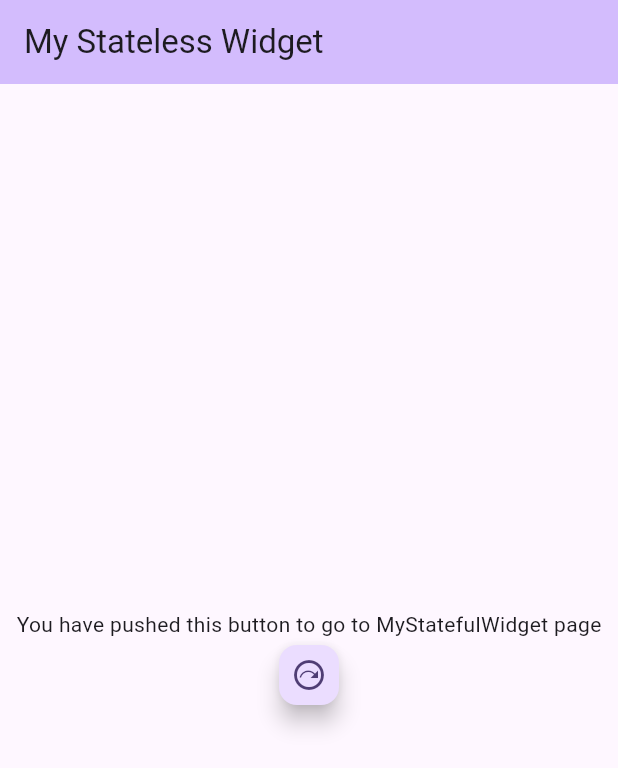
After one commit to Hizrawan/dicodingFlutterSecondCourse, a Flutter app: the screen it shows after launch, after a tap on "Replace page to other page", on a phone screen of 412 x 824 dp. The commit adds this screen. Shown: the top 768 px of the screen. Run offline on Flutter 3.47's test engine with Material 3 defaults, Android fonts, the phone set to English and light mode, and no system bars.

Commit message:
learn about app and widget lifecycle

```diff
--- a/lib/main.dart
+++ b/lib/main.dart
@@ -1,12 +1,18 @@
 import 'package:flutter/material.dart';
 import 'package:restaurant_app/screen/home/home.dart';
+import 'package:restaurant_app/stateful_widget.dart';
 
 void main() {
   runApp(const MyApp());
 }
 
-class MyApp extends StatelessWidget {
+class MyApp extends StatefulWidget {
   const MyApp({super.key});
+
+  State<MyApp> createState() => _myAppState();
+}
+
+class _myAppState extends State<MyApp> {
 
   @override
   Widget build(BuildContext context) {
@@ -16,7 +22,28 @@ class MyApp extends StatelessWidget {
         colorScheme: ColorScheme.fromSeed(seedColor: Colors.deepPurple),
         useMaterial3: true,
       ),
-      home: HomeScreen(),
+      home:
+      //HomeScreen(), //restaurant app
+      const MyStatefulWidget() // untuk latihan lifecycle
     );
   }
+
+ late final AppLifecycleListener _listener;
+
+ @override
+ void initstate(){
+  super.initState();
+  _listener = AppLifecycleListener(
+    onDetach: () => debugPrint("AppLifecycleState.detached"),
+    onInactive: () => debugPrint("AppLifecycleState.inactive"),
+    onPause: () => debugPrint("AppLifecycleState.paused"),
+    onResume: () => debugPrint("AppLifecycleState.resumed"),
+    onRestart: () => debugPrint("AppLifecycleState.restarted")
+    );
+ }
+ @override
+ void dispose(){
+  _listener.dispose();
+  super.dispose();
+ }
 }
--- /dev/null
+++ b/lib/stateful_widget.dart
@@ -0,0 +1,93 @@
+
+// file ini untuk latihan lifecycle
+import 'package:flutter/material.dart';
+import 'package:restaurant_app/stateless_widget.dart';
+
+class MyStatefulWidget extends StatefulWidget {
+  const MyStatefulWidget({
+    super.key,
+  });
+
+  @override
+  State<MyStatefulWidget> createState() => _MyStatefulWidgetState();
+}
+
+class _MyStatefulWidgetState extends State<MyStatefulWidget> {
+  int _counter = 0;
+
+  @override
+
+  void initState() {
+    super.initState();
+    debugPrint("initState");
+  }
+
+  @override
+  void didChangeDependencies() {
+    super.didChangeDependencies();
+    debugPrint("didChangeDependencies");
+  }
+
+  @override
+  void didUpdateWidget(covariant MyStatefulWidget oldWidget) {
+    super.didUpdateWidget(oldWidget);
+    debugPrint("didUpdateWidget");
+  }
+
+  @override
+  void setState(VoidCallback fn) {
+    super.setState(fn);
+    debugPrint("setState");
+  }
+
+  @override
+  void dispose() {
+    debugPrint("dispose");
+    super.dispose();
+  }
+
+
+  void _incrementCounter() {
+    setState(() {
+      _counter++;
+    });
+  }
+
+  void _nextPage() {
+    Navigator.pushReplacement(
+        context,
+        PageRouteBuilder(
+          pageBuilder: (context, animation, secondaryAnimation) =>
+              const MyStatelessWidget(),
+        ));
+  }
+
+  @override
+  Widget build(BuildContext context) {
+    debugPrint("build");
+    return Scaffold(
+      appBar: AppBar(
+        backgroundColor: Theme.of(context).colorScheme.inversePrimary,
+        title: const Text('Flutter Lifecycle App'),
+      ),
+      body: Center(
+        child: Column(
+          mainAxisAlignment: MainAxisAlignment.center,
+          children: <Widget>[
+            OutlinedButton.icon(
+              onPressed: _incrementCounter,
+              icon: const Icon(Icons.add),
+              label: Text("Add this number ($_counter)"),
+            ),
+            const SizedBox.square(dimension: 20),
+            OutlinedButton.icon(
+              onPressed: _nextPage,
+              icon: const Icon(Icons.next_plan_outlined),
+              label: const Text("Replace page to other page"),
+            ),
+          ],
+        ),
+      ),
+    );
+  }
+}
--- /dev/null
+++ b/lib/stateless_widget.dart
@@ -0,0 +1,43 @@
+
+// file ini untuk latihan lifecycle
+import 'package:flutter/material.dart';
+import 'package:restaurant_app/stateful_widget.dart';
+
+class MyStatelessWidget extends StatelessWidget {
+  const MyStatelessWidget({super.key});
+
+  void _nextPage(BuildContext context) {
+    Navigator.pushReplacement(
+        context,
+        PageRouteBuilder(
+          pageBuilder: (context, animation, secondaryAnimation) =>
+              const MyStatefulWidget(),
+        ));
+  }
+
+  @override
+  Widget build(BuildContext context) {
+    return Scaffold(
+      appBar: AppBar(
+        backgroundColor: Theme.of(context).colorScheme.inversePrimary,
+        title: const Text("My Stateless Widget"),
+      ),
+      body: Center(
+        child: Column(
+          mainAxisAlignment: MainAxisAlignment.center,
+          children: [
+            const Text(
+              'You have pushed this button to go to MyStatefulWidget page',
+            ),
+            FloatingActionButton.small(
+              heroTag: "btn_next_to_stateful_widget",
+              onPressed: () => _nextPage(context),
+              tooltip: 'Next',
+              child: const Icon(Icons.next_plan_outlined),
+            ),
+          ],
+        ),
+      ),
+    );
+  }
+}
```
